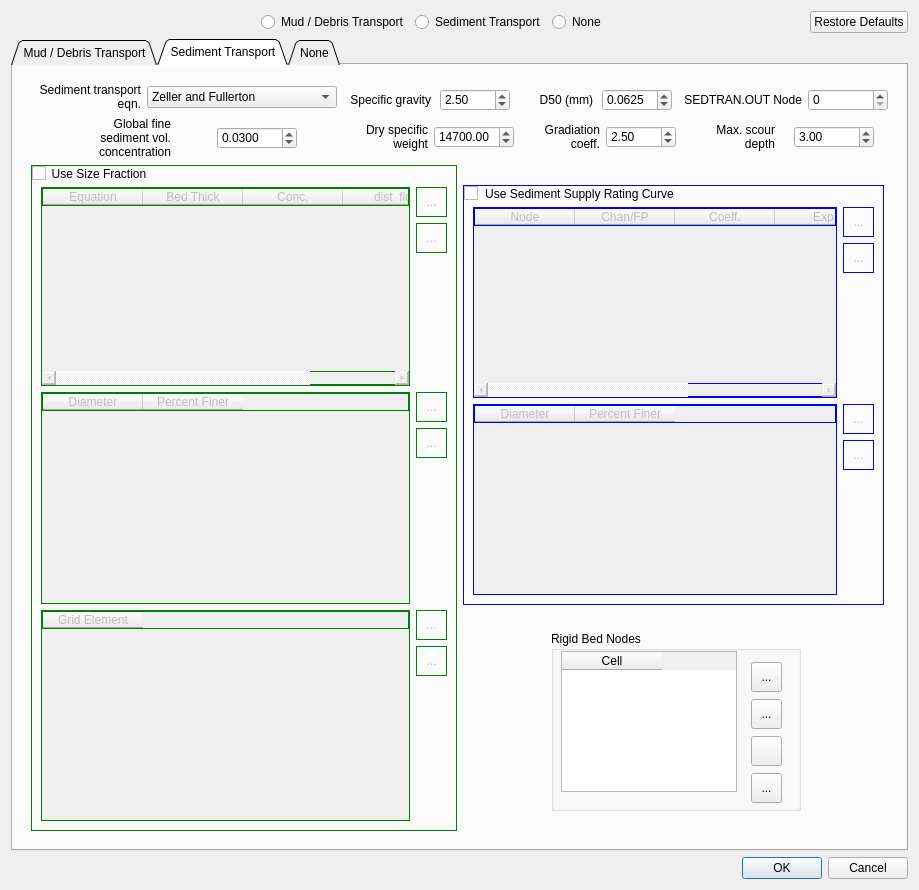
Old version of the form flo2d/ui/mud_and_sediment.ui in the repository FLO-2DSoftware/qgis-flo-2d-plugin.
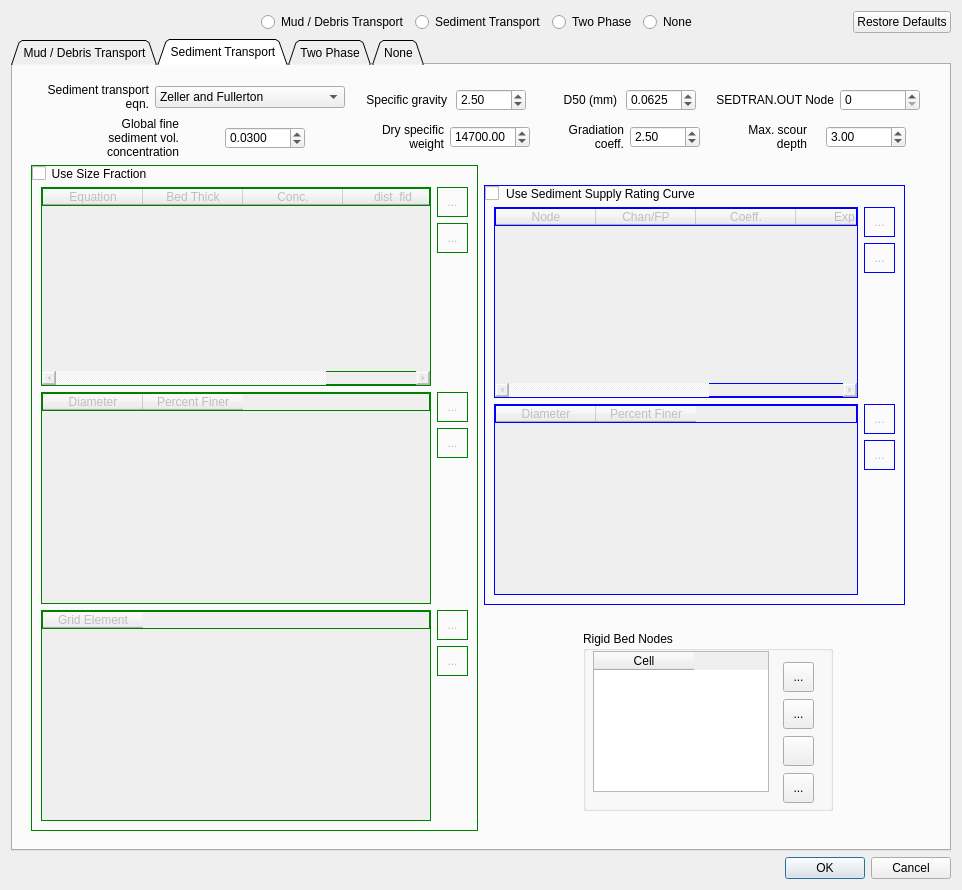
New version of the form. Icons and pictures are not drawn.

Commit message: Include Two Phase flow in Mud/Sediment Transport toolbar dialog

```diff
--- a/flo2d/ui/mud_and_sediment.ui
+++ b/flo2d/ui/mud_and_sediment.ui
@@ -2334,6 +2334,11 @@
        </item>
       </layout>
      </widget>
+     <widget class="QWidget" name="two_phase_tab">
+      <attribute name="title">
+       <string>Two Phase</string>
+      </attribute>
+     </widget>
      <widget class="QWidget" name="none_tab">
       <attribute name="title">
        <string>None</string>
@@ -2389,6 +2394,13 @@
          </property>
         </widget>
        </item>
+       <item>
+        <widget class="QRadioButton" name="two_phase_radio">
+         <property name="text">
+          <string>Two Phase</string>
+         </property>
+        </widget>
+       </item>
        <item>
         <widget class="QRadioButton" name="none_transport_radio">
          <property name="text">
```
The commit also changes 1 other file.
